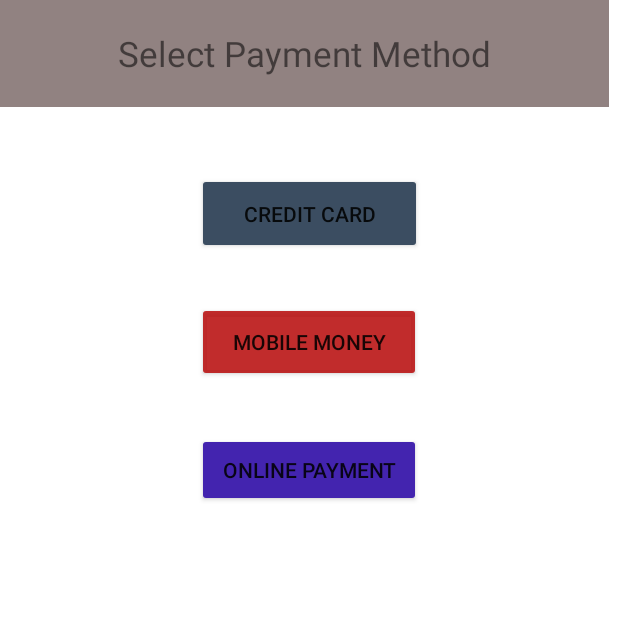
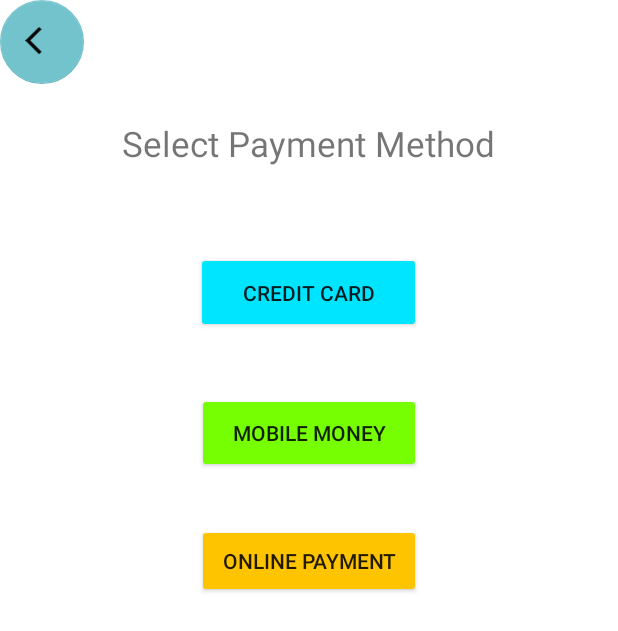
Before and after one commit to dcit202Andriod/GROUP13, an Android app: the MainPayment screen opened directly, with no data from a screen before it, on a phone screen of 412 x 824 dp. Shown: the top 631 px of the screen. Run offline under Robolectric (Android 15) with nearby library versions, the phone set to English and light mode, and no system bars.

Commit message:
added navigiation buttons on all screens

```diff
--- a/app/src/main/java/com/hfad/lastone/cWeath_des.java
+++ b/app/src/main/java/com/hfad/lastone/cWeath_des.java
@@ -16,7 +16,13 @@ public class cWeath_des extends AppCompatActivity {
 
     public void onClickProceed(View view) {
         Intent intent=new Intent(this, MainPayment.class);
+        intent.putExtra("c",1);
         startActivity(intent);
 
     }
+
+    public void cwBack(View view) {
+        Intent intent = new Intent(this, Homepage.class);
+        startActivity(intent);
+    }
 }
--- a/app/src/main/res/layout/activity_cweath_des.xml
+++ b/app/src/main/res/layout/activity_cweath_des.xml
@@ -4,7 +4,7 @@
     xmlns:tools="http://schemas.android.com/tools"
     android:layout_width="match_parent"
     android:layout_height="match_parent"
-    tools:context=".vikings_des">
+    tools:context=".cWeath_des">
 
     <LinearLayout
         android:id="@+id/lin4"
@@ -21,9 +21,11 @@
             app:layout_constraintTop_toTopOf="parent"
             app:backgroundTint="@color/white"
             app:srcCompat="@drawable/backw"
+            android:onClick="cwBack"
             app:elevation="0dp"
             app:layout_constraintStart_toStartOf="parent"
-            tools:layout_editor_absoluteX="1dp" />
+            tools:layout_editor_absoluteX="1dp"
+            android:focusable="true" />
     </LinearLayout>
 
 
--- a/app/src/main/res/layout/activity_mainpayment.xml
+++ b/app/src/main/res/layout/activity_mainpayment.xml
@@ -6,38 +6,48 @@
     android:layout_height="match_parent"
     android:background="@color/white"
     tools:context=".MainPayment">
+    <LinearLayout
+        android:id="@+id/lin5"
+        android:layout_width="match_parent"
+        android:layout_height="wrap_content"
+        app:layout_constraintTop_toTopOf="parent"
+        app:layout_constraintStart_toStartOf="parent">
 
-    <TextView
-        android:id="@+id/textView3"
-        android:layout_width="406dp"
-        android:layout_height="71dp"
-        android:background="#918281"
-        android:gravity="center"
-        android:text="@string/selPay"
-        android:textSize="23sp"
-        app:layout_constraintTop_toTopOf="parent"
-        app:layout_constraintStart_toStartOf="parent"
-        tools:layout_editor_absoluteX="2dp" />
+        <com.google.android.material.floatingactionbutton.FloatingActionButton
+            android:id="@+id/floatingActionButton2"
+            android:layout_width="67dp"
+            android:layout_height="match_parent"
+            android:clickable="true"
+            android:focusable="true"
+            android:onClick="cwBack"
+            app:backgroundTint="#73C3CC"
+            app:elevation="0dp"
+            app:layout_constraintStart_toStartOf="parent"
+            app:srcCompat="@drawable/backw"
+            tools:layout_editor_absoluteX="1dp" />
+
+    </LinearLayout>
 
 
     <Button
         android:id="@+id/Credit_Card"
         android:layout_width="150dp"
         android:layout_height="54dp"
-        android:layout_marginTop="44dp"
-        android:backgroundTint="#3B4D61"
+        android:layout_marginTop="112dp"
+        android:backgroundTint="#00E5FF"
         android:onClick="onButtonClicked"
         android:text="@string/card"
         app:layout_constraintEnd_toEndOf="parent"
+        app:layout_constraintHorizontal_bias="0.498"
         app:layout_constraintStart_toStartOf="parent"
-        app:layout_constraintTop_toBottomOf="@+id/textView3" />
+        app:layout_constraintTop_toBottomOf="@+id/lin5" />
 
     <Button
         android:id="@+id/Mmoney"
         android:layout_width="149dp"
         android:layout_height="53dp"
-        android:layout_marginTop="32dp"
-        android:backgroundTint="#E4BA1414"
+        android:layout_marginTop="40dp"
+        android:backgroundTint="#76FF03"
         android:onClick="onButtonClicked"
         android:text="@string/momo"
         app:layout_constraintEnd_toEndOf="parent"
@@ -49,7 +59,7 @@
         android:layout_width="149dp"
         android:layout_height="49dp"
         android:layout_marginTop="34dp"
-        android:backgroundTint="#4324AF"
+        android:backgroundTint="#FFC400"
         android:onClick="onButtonClicked"
         android:text="@string/ePay"
         android:textSize="13.9sp"
@@ -57,5 +67,19 @@
         app:layout_constraintStart_toStartOf="parent"
         app:layout_constraintTop_toBottomOf="@+id/Mmoney" />
 
+    <TextView
+        android:id="@+id/textView3"
+        android:layout_width="347dp"
+        android:layout_height="71dp"
+        android:layout_gravity="center"
+        android:layout_marginStart="32dp"
+        android:layout_marginTop="60dp"
+        android:background="@color/white"
+        android:gravity="center"
+        android:text="@string/selPay"
+        android:textSize="23sp"
+        app:layout_constraintStart_toStartOf="parent"
+        app:layout_constraintTop_toTopOf="parent" />
+
 
 </androidx.constraintlayout.widget.ConstraintLayout>
--- a/app/src/main/res/layout/activity_pent_des.xml
+++ b/app/src/main/res/layout/activity_pent_des.xml
@@ -4,7 +4,7 @@
     xmlns:tools="http://schemas.android.com/tools"
     android:layout_width="match_parent"
     android:layout_height="match_parent"
-    tools:context=".vikings_des">
+    tools:context=".pent_des">
 
     <LinearLayout
         android:id="@+id/lin3"
@@ -18,13 +18,15 @@
             android:layout_width="wrap_content"
             android:layout_height="200dp"
             android:clickable="true"
+            android:onClick="pentBack"
             app:layout_constraintTop_toTopOf="parent"
             app:backgroundTint="@color/white"
             app:srcCompat="@drawable/backw"
 
             app:elevation="0dp"
             app:layout_constraintStart_toStartOf="parent"
-            tools:layout_editor_absoluteX="1dp" />
+            tools:layout_editor_absoluteX="1dp"
+            android:focusable="true" />
     </LinearLayout>
 
 
--- a/app/src/main/res/layout/vikings_des.xml
+++ b/app/src/main/res/layout/vikings_des.xml
@@ -17,13 +17,16 @@
         android:id="@+id/floatingActionButton2"
         android:layout_width="wrap_content"
         android:layout_height="200dp"
+        android:onClick="vikBack"
         android:clickable="true"
         app:layout_constraintTop_toTopOf="parent"
         app:backgroundTint="@color/white"
         app:srcCompat="@drawable/backw"
         app:elevation="0dp"
         app:layout_constraintStart_toStartOf="parent"
-        tools:layout_editor_absoluteX="1dp" />
+        tools:layout_editor_absoluteX="1dp"
+        android:focusable="true"
+        android:contentDescription="back button" />
     </LinearLayout>
 
     <ImageView
```
Also changed, not shown: app/src/main/java/com/hfad/lastone/Credit_Card.java (+7 -0 lines), app/src/main/java/com/hfad/lastone/MainPayment.java (+26 -0 lines), app/src/main/java/com/hfad/lastone/Online_Pay.java (+8 -0 lines), app/src/main/java/com/hfad/lastone/m_money.java (+7 -0 lines), app/src/main/java/com/hfad/lastone/pent_des.java (+7 -0 lines), app/src/main/java/com/hfad/lastone/vikings_des.java (+9 -0 lines), app/src/main/res/layout/activity_credit_card.xml (+29 -5 lines), app/src/main/res/layout/activity_mmoney.xml (+24 -1 lines), app/src/main/res/layout/activity_online_pay.xml (+27 -5 lines).
